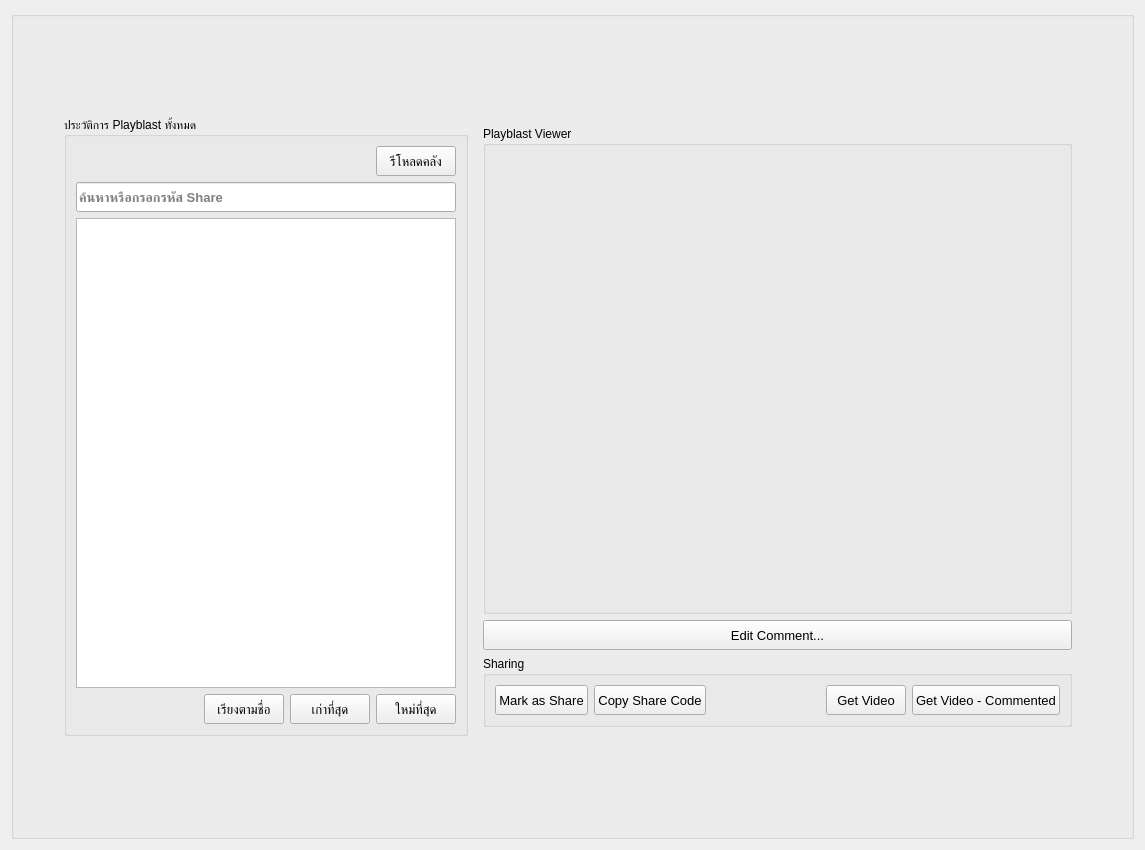
tonmaiart/UkoreShot, file interface/UkoreShotPage.ui: the form before one commit.
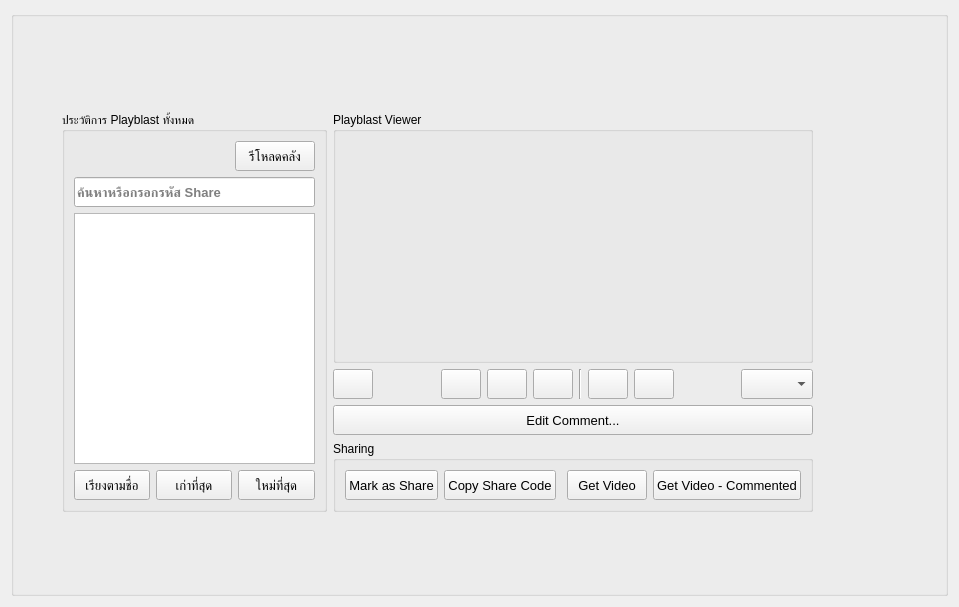
The form after the commit.

Diff of the .ui file:
```diff
--- a/interface/UkoreShotPage.ui
+++ b/interface/UkoreShotPage.ui
@@ -6,39 +6,33 @@
    <rect>
     <x>0</x>
     <y>0</y>
-    <width>1145</width>
-    <height>850</height>
+    <width>959</width>
+    <height>607</height>
    </rect>
   </property>
   <property name="windowTitle">
    <string>Form</string>
   </property>
-  <layout class="QGridLayout" name="gridLayout_5">
+  <layout class="QGridLayout" name="gridLayout_4">
    <item row="0" column="0">
     <widget class="QGroupBox" name="groupBox_3">
      <property name="title">
       <string/>
      </property>
-     <layout class="QGridLayout" name="gridLayout_4" columnstretch="4,6">
-      <property name="leftMargin">
-       <number>50</number>
-      </property>
-      <property name="topMargin">
-       <number>100</number>
-      </property>
-      <property name="rightMargin">
-       <number>50</number>
-      </property>
-      <property name="bottomMargin">
-       <number>100</number>
-      </property>
-      <item row="0" column="1">
        <widget class="QWidget" name="widget_3" native="true">
+      <property name="geometry">
+       <rect>
+        <x>322</x>
+        <y>101</y>
+        <width>480</width>
+        <height>400</height>
+       </rect>
+      </property>
         <layout class="QGridLayout" name="gridLayout_2">
          <item row="0" column="0">
           <layout class="QVBoxLayout" name="verticalLayout_3">
            <item>
-            <layout class="QVBoxLayout" name="verticalLayout_2" stretch="10,0">
+          <layout class="QVBoxLayout" name="verticalLayout_2" stretch="10,0,0">
              <item>
               <widget class="QGroupBox" name="groupBox_playblast_viewer">
                <property name="title">
@@ -46,6 +40,131 @@
                </property>
               </widget>
              </item>
+           <item>
+            <layout class="QHBoxLayout" name="horizontalLayout_6">
+             <item>
+              <widget class="QPushButton" name="pushButton_show_comment_toggle">
+               <property name="minimumSize">
+                <size>
+                 <width>40</width>
+                 <height>30</height>
+                </size>
+               </property>
+               <property name="text">
+                <string/>
+               </property>
+              </widget>
+             </item>
+             <item>
+              <spacer name="horizontalSpacer_4">
+               <property name="orientation">
+                <enum>Qt::Horizontal</enum>
+               </property>
+               <property name="sizeHint" stdset="0">
+                <size>
+                 <width>40</width>
+                 <height>20</height>
+                </size>
+               </property>
+              </spacer>
+             </item>
+             <item>
+              <widget class="QPushButton" name="pushButton_previous_frame">
+               <property name="minimumSize">
+                <size>
+                 <width>40</width>
+                 <height>30</height>
+                </size>
+               </property>
+               <property name="text">
+                <string/>
+               </property>
+              </widget>
+             </item>
+             <item>
+              <widget class="QPushButton" name="pushButton_play">
+               <property name="minimumSize">
+                <size>
+                 <width>40</width>
+                 <height>30</height>
+                </size>
+               </property>
+               <property name="text">
+                <string/>
+               </property>
+              </widget>
+             </item>
+             <item>
+              <widget class="QPushButton" name="pushButton_next_frame">
+               <property name="minimumSize">
+                <size>
+                 <width>40</width>
+                 <height>30</height>
+                </size>
+               </property>
+               <property name="text">
+                <string/>
+               </property>
+              </widget>
+             </item>
+             <item>
+              <widget class="Line" name="line">
+               <property name="orientation">
+                <enum>Qt::Vertical</enum>
+               </property>
+              </widget>
+             </item>
+             <item>
+              <widget class="QPushButton" name="pushButton_previous_comment">
+               <property name="minimumSize">
+                <size>
+                 <width>40</width>
+                 <height>30</height>
+                </size>
+               </property>
+               <property name="text">
+                <string/>
+               </property>
+              </widget>
+             </item>
+             <item>
+              <widget class="QPushButton" name="pushButton_next_comment">
+               <property name="minimumSize">
+                <size>
+                 <width>40</width>
+                 <height>30</height>
+                </size>
+               </property>
+               <property name="text">
+                <string/>
+               </property>
+              </widget>
+             </item>
+             <item>
+              <spacer name="horizontalSpacer_5">
+               <property name="orientation">
+                <enum>Qt::Horizontal</enum>
+               </property>
+               <property name="sizeHint" stdset="0">
+                <size>
+                 <width>40</width>
+                 <height>20</height>
+                </size>
+               </property>
+              </spacer>
+             </item>
+             <item>
+              <widget class="QComboBox" name="comboBox_speed">
+               <property name="minimumSize">
+                <size>
+                 <width>40</width>
+                 <height>30</height>
+                </size>
+               </property>
+              </widget>
+             </item>
+            </layout>
+           </item>
              <item>
               <layout class="QHBoxLayout" name="horizontalLayout_2">
                <item>
@@ -168,9 +287,15 @@
          </item>
         </layout>
        </widget>
-      </item>
-      <item row="0" column="0">
        <widget class="QGroupBox" name="groupBox_2">
+      <property name="geometry">
+       <rect>
+        <x>51</x>
+        <y>101</y>
+        <width>265</width>
+        <height>400</height>
+       </rect>
+      </property>
         <property name="title">
          <string>ประวัติการ Playblast ทั้งหมด</string>
         </property>
@@ -268,6 +393,9 @@
          </item>
          <item row="2" column="0">
           <widget class="QTableWidget" name="tableWidget_playblast_library">
+         <property name="showGrid">
+          <bool>false</bool>
+         </property>
            <attribute name="verticalHeaderVisible">
             <bool>false</bool>
            </attribute>
@@ -310,8 +438,6 @@
          </item>
         </layout>
        </widget>
-      </item>
-     </layout>
     </widget>
    </item>
   </layout>
```
Left out of the diff: 4 changed lines with no effect on the pictures. Lines whose indentation alone changed are shown as unchanged.
